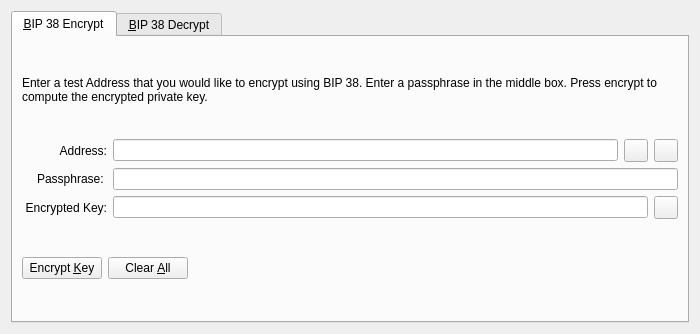
Above: src/qt/forms/bip38tooldialog.ui from ygtars/TestCoin before the change. Below: the same form after it.
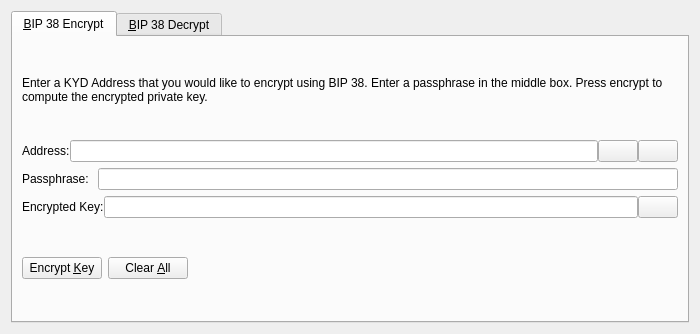
That is the form after the change. The open tabs and pages were chosen to show the change. Icons and pictures are not drawn. Custom widgets are drawn as their Qt base class.

```diff
--- a/src/qt/forms/bip38tooldialog.ui
+++ b/src/qt/forms/bip38tooldialog.ui
@@ -30,7 +30,7 @@
        <item>
         <widget class="QLabel" name="infoLabel_ENC">
          <property name="text">
-          <string>Enter a test Address that you would like to encrypt using BIP 38. Enter a passphrase in the middle box. Press encrypt to compute the encrypted private key.</string>
+          <string>Enter a KYD Address that you would like to encrypt using BIP 38. Enter a passphrase in the middle box. Press encrypt to compute the encrypted private key.</string>
          </property>
          <property name="textFormat">
           <enum>Qt::PlainText</enum>
@@ -42,17 +42,11 @@
        </item>
        <item>
         <layout class="QHBoxLayout" name="horizontalLayout_1_ENC">
+         <property name="spacing">
+          <number>0</number>
+         </property>
          <item>
           <widget class="QLabel" name="label_5">
-           <property name="alignment">
-            <set>Qt::AlignRight|Qt::AlignTrailing|Qt::AlignVCenter</set>
-           </property>
-           <property name="minimumSize">
-            <size>
-             <width>85</width>
-             <height>0</height>
-            </size>
-           </property>
            <property name="text">
             <string>Address:</string>
            </property>
@@ -66,7 +60,7 @@
           </widget>
          </item>
          <item>
-          <widget class="QToolButton" name="addressBookButton_ENC">
+          <widget class="QPushButton" name="addressBookButton_ENC">
            <property name="toolTip">
             <string>Choose previously used address</string>
            </property>
@@ -80,10 +74,13 @@
            <property name="shortcut">
             <string>Alt+A</string>
            </property>
+           <property name="autoDefault">
+            <bool>false</bool>
+           </property>
           </widget>
          </item>
          <item>
-          <widget class="QToolButton" name="pasteButton_ENC">
+          <widget class="QPushButton" name="pasteButton_ENC">
            <property name="toolTip">
             <string>Paste address from clipboard</string>
            </property>
@@ -97,6 +94,9 @@
            <property name="shortcut">
             <string>Alt+P</string>
            </property>
+           <property name="autoDefault">
+            <bool>false</bool>
+           </property>
           </widget>
          </item>
         </layout>
@@ -105,15 +105,6 @@
         <layout class="QHBoxLayout" name="horizontalLayout_5">
          <item>
           <widget class="QLabel" name="label_6">
-           <property name="alignment">
-            <set>Qt::AlignRight|Qt::AlignTrailing|Qt::AlignVCenter</set>
-           </property>
-           <property name="minimumSize">
-            <size>
-             <width>85</width>
-             <height>0</height>
-            </size>
-           </property>
            <property name="text">
             <string>Passphrase: </string>
            </property>
@@ -130,17 +121,11 @@
        </item>
        <item>
         <layout class="QHBoxLayout" name="horizontalLayout_2_ENC">
+         <property name="spacing">
+          <number>0</number>
+         </property>
          <item>
           <widget class="QLabel" name="encryptedKeyLabel_ENC">
-           <property name="alignment">
-            <set>Qt::AlignRight|Qt::AlignTrailing|Qt::AlignVCenter</set>
-           </property>
-           <property name="minimumSize">
-            <size>
-             <width>85</width>
-             <height>0</height>
-            </size>
-           </property>
            <property name="text">
             <string>Encrypted Key:</string>
            </property>
@@ -162,7 +147,7 @@
           </widget>
          </item>
          <item>
-          <widget class="QToolButton" name="copyKeyButton_ENC">
+          <widget class="QPushButton" name="copyKeyButton_ENC">
            <property name="toolTip">
             <string>Copy the current signature to the system clipboard</string>
            </property>
@@ -173,6 +158,9 @@
             <iconset resource="../test.qrc">
              <normaloff>:/icons/editcopy</normaloff>:/icons/editcopy</iconset>
            </property>
+           <property name="autoDefault">
+            <bool>false</bool>
+           </property>
           </widget>
          </item>
         </layout>
```
Left out of the diff: 66 changed lines with no effect on the pictures.
